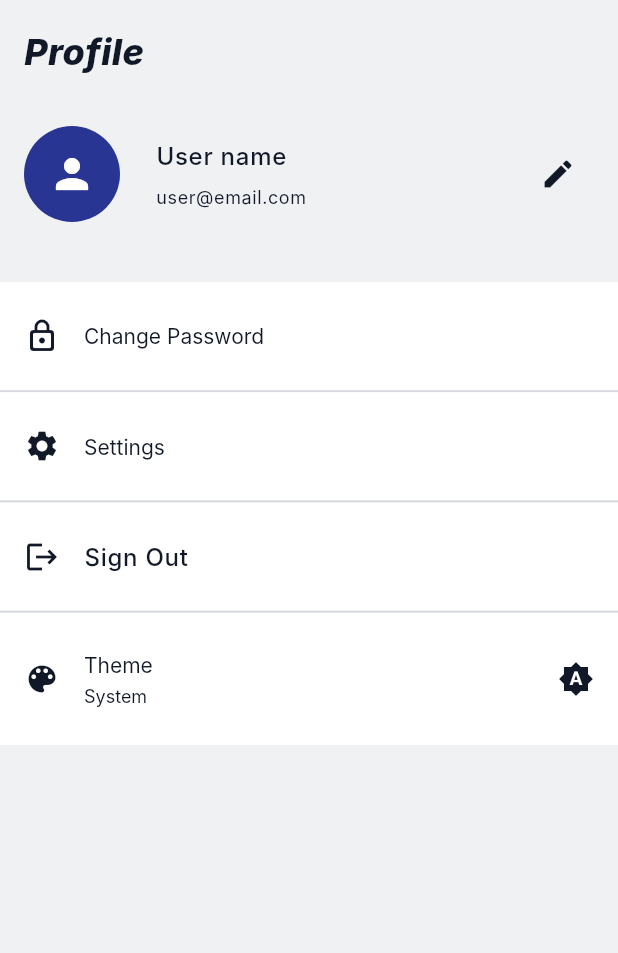
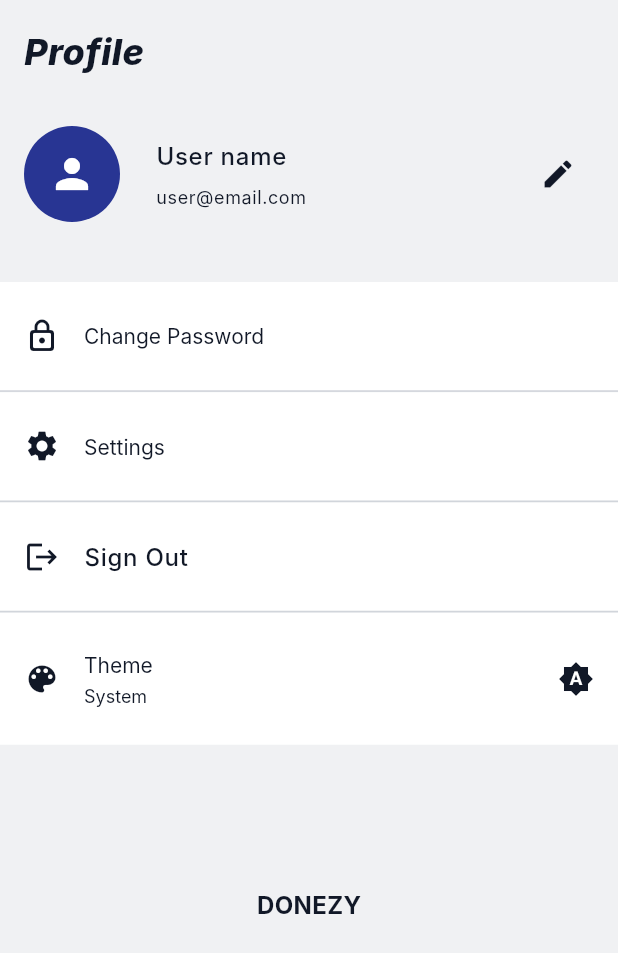
Before and after one commit to MarquiThiago/Donezy, a Flutter app: the ProfilePage screen opened by its route, on a phone screen of 412 x 824 dp. Shown: the top 953 px of the screen. Run offline on Flutter 3.47's test engine with Material 3 defaults, Android fonts, the phone set to English and light mode, and no system bars; our stand-ins replace cloud_firestore, dartz, equatable, firebase_auth, firebase_core, flutter_bloc and 6 more; missing offline and left inert: theme_tailor_annotation; accounts and stored records are empty; Roboto replaces fonts that are missing (Inter).

Commit message:
feat(task-card): add new string to profile page

```diff
--- a/lib/src/modules/profile/presentation/pages/profile_page.dart
+++ b/lib/src/modules/profile/presentation/pages/profile_page.dart
@@ -37,6 +37,14 @@ class ProfilePage extends StatelessWidget {
             SignOutTile(),
             DSDivider.shrinkWraped(),
             ThemeSwitcherButton(),
+
+            DSBoxSpace.xxxLarge(),
+            Center(
+              child: Text(
+                "DONEZY",
+                style: TextStyle(fontWeight: FontWeight.bold, fontSize: 16),
+              ),
+            ),
           ],
         ),
       ),
```
